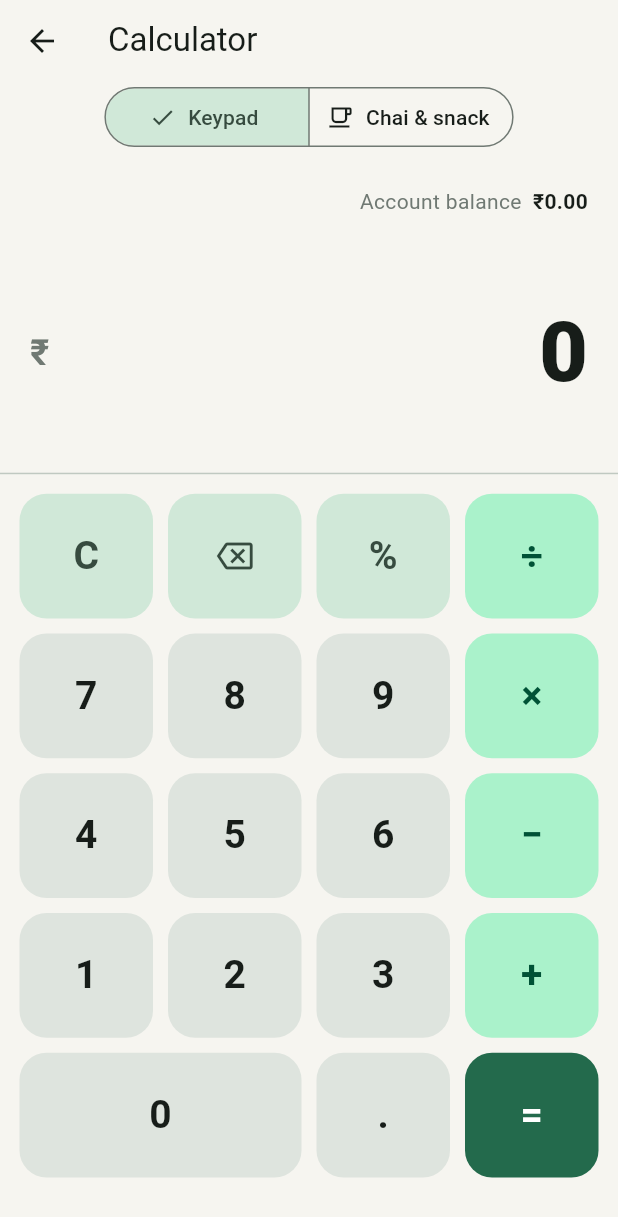
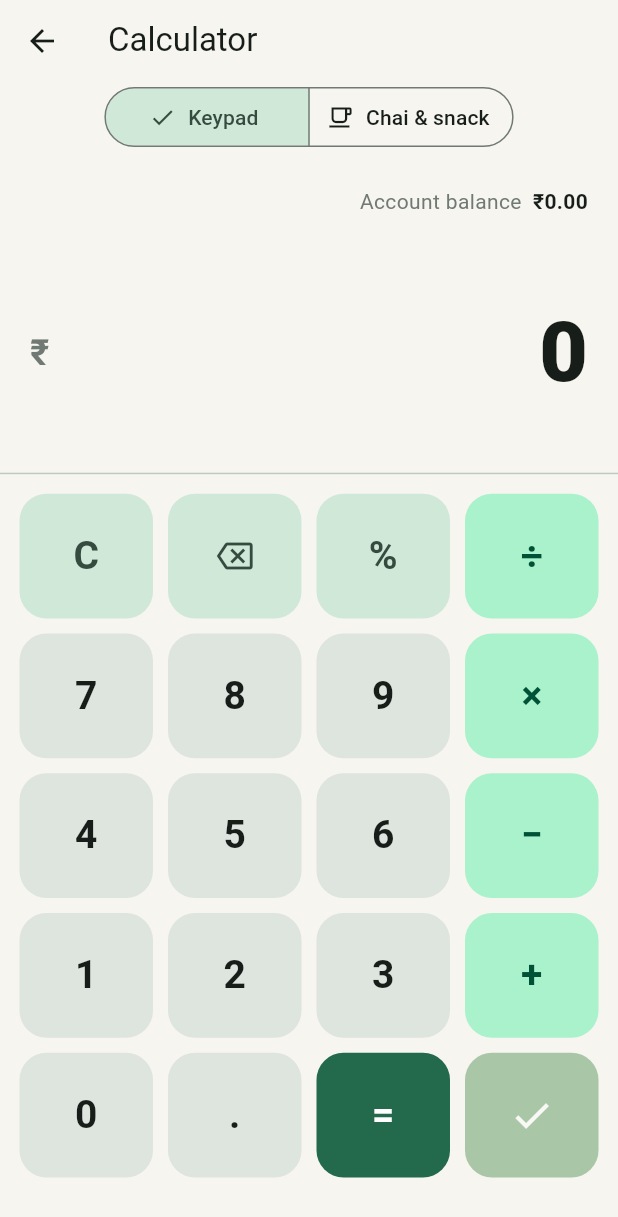
Before and after one commit to xyfratech/teashop, a Flutter app: the CalculatorScreen screen opened directly, on a phone screen of 412 x 824 dp. Shown: the top 1217 px of the screen. Run offline on Flutter 3.47's test engine with Material 3 defaults, Android fonts, the phone set to English and light mode, and no system bars; our stand-ins replace firebase_auth, firebase_core, fl_chart, hive_flutter, supabase_flutter; accounts and stored records are empty; network calls fail.

Commit message:
Remove SMS permission from AndroidManifest and update calculator screen documentation for clarity

```diff
--- a/lib/screens/calculator_screen.dart
+++ b/lib/screens/calculator_screen.dart
@@ -9,8 +9,8 @@ import '../widgets/amount_text.dart';
 import '../widgets/chai_snack_counter.dart';
 import '../widgets/quick_entry_sheet.dart';
 
-/// A plain 4-function calculator. Press `=` to resolve, then the green tick
-/// drops the result straight into your account as an entry.
+/// A plain 4-function calculator. `=` resolves the expression; the separate
+/// green tick drops the current result straight into your account as an entry.
 class CalculatorScreen extends StatefulWidget {
   const CalculatorScreen({super.key});
 
@@ -28,6 +28,7 @@ class _CalculatorScreenState extends State<CalculatorScreen> {
   String get _display => _calc.display;
   String get _history => _calc.history;
   bool get _showTick => _calc.showTick;
+  bool get _canAdd => _calc.canAdd;
 
   static String _fmt(double v) => CalcEngine.format(v);
 
@@ -222,16 +223,14 @@ class _CalculatorScreenState extends State<CalculatorScreen> {
                           onTap: () => _tapOperator('+')),
                     ]),
                     _row([
-                      _Key('0', flex: 2, onTap: () => _tapDigit('0')),
+                      _Key('0', onTap: () => _tapDigit('0')),
                       _Key('.', onTap: () => _tapDigit('.')),
-                      _showTick
-                          ? _Key.icon(
+                      _Key('=', kind: _KeyKind.equals, onTap: _equals),
+                      _Key.icon(
                         Icons.check,
                         kind: _KeyKind.tick,
-                              onTap: _addToAccount,
-                            )
-                          : _Key('=',
-                              kind: _KeyKind.equals, onTap: _equals),
+                        onTap: _canAdd ? _addToAccount : null,
+                      ),
                     ]),
                   ],
                 ),
@@ -252,7 +251,6 @@ class _Key extends StatelessWidget {
   const _Key(
     this.label, {
     this.kind = _KeyKind.number,
-    this.flex = 1,
     required this.onTap,
   }) : icon = null;
 
@@ -260,14 +258,14 @@ class _Key extends StatelessWidget {
     this.icon, {
     this.kind = _KeyKind.number,
     required this.onTap,
-  })  : label = null,
-        flex = 1;
+  }) : label = null;
 
   final String? label;
   final IconData? icon;
   final _KeyKind kind;
-  final int flex;
-  final VoidCallback onTap;
+
+  /// A null callback renders the key disabled (dimmed, non-tappable).
+  final VoidCallback? onTap;
 
   @override
   Widget build(BuildContext context) {
@@ -292,10 +290,13 @@ class _Key extends StatelessWidget {
         fg = scheme.onSecondaryContainer;
     }
 
+    final enabled = onTap != null;
+
     return Expanded(
-      flex: flex,
       child: Padding(
         padding: const EdgeInsets.all(5),
+        child: Opacity(
+          opacity: enabled ? 1 : 0.38,
           child: Material(
             color: bg,
             borderRadius: BorderRadius.circular(18),
@@ -304,7 +305,8 @@ class _Key extends StatelessWidget {
               onTap: onTap,
               child: Center(
                 child: icon != null
-                  ? Icon(icon, color: fg, size: kind == _KeyKind.tick ? 30 : 24)
+                    ? Icon(icon,
+                        color: fg, size: kind == _KeyKind.tick ? 30 : 24)
                     : Text(
                         label!,
                         style: TextStyle(
@@ -317,6 +319,7 @@ class _Key extends StatelessWidget {
             ),
           ),
         ),
+      ),
     );
   }
 }
```
Also changed, not shown: 1 other file. Lines whose indentation alone changed are shown as unchanged.
